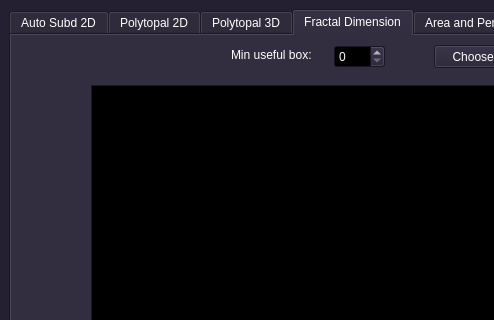
The window that src/gui/mainwindow.ui (borisbordeaux/Auto_Frac) describes before a commit, drawn with Qt 5; both pictures show x 0 to 494 and y 0 to 320 of the 1055 by 1039 pixel window.
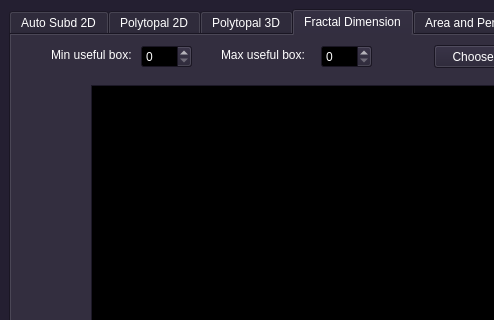
The same window after the commit. The open tabs and pages were chosen to show the change.

Commit message: Added fractal dimension max bound

Patch:
```diff
--- a/src/gui/mainwindow.ui
+++ b/src/gui/mainwindow.ui
@@ -1690,7 +1690,7 @@
        <widget class="QSpinBox" name="spinBox_minUsefulBox">
         <property name="geometry">
          <rect>
-          <x>323</x>
+          <x>130</x>
           <y>10</y>
           <width>51</width>
           <height>23</height>
@@ -1703,7 +1703,7 @@
        <widget class="QLabel" name="label_15">
         <property name="geometry">
          <rect>
-          <x>220</x>
+          <x>40</x>
           <y>10</y>
           <width>101</width>
           <height>20</height>
@@ -1739,6 +1739,29 @@
          <string>Fractal Dimension:</string>
         </property>
        </widget>
+       <widget class="QLabel" name="label_25">
+        <property name="geometry">
+         <rect>
+          <x>210</x>
+          <y>10</y>
+          <width>101</width>
+          <height>20</height>
+         </rect>
+        </property>
+        <property name="text">
+         <string>Max useful box:</string>
+        </property>
+       </widget>
+       <widget class="QSpinBox" name="spinBox_maxUsefulBox">
+        <property name="geometry">
+         <rect>
+          <x>310</x>
+          <y>10</y>
+          <width>51</width>
+          <height>23</height>
+         </rect>
+        </property>
+       </widget>
       </widget>
       <widget class="QWidget" name="tab_5">
        <attribute name="title">
```
Left out of the diff: 2 changed lines with no effect on the pictures. The commit also changes 1 other file.
